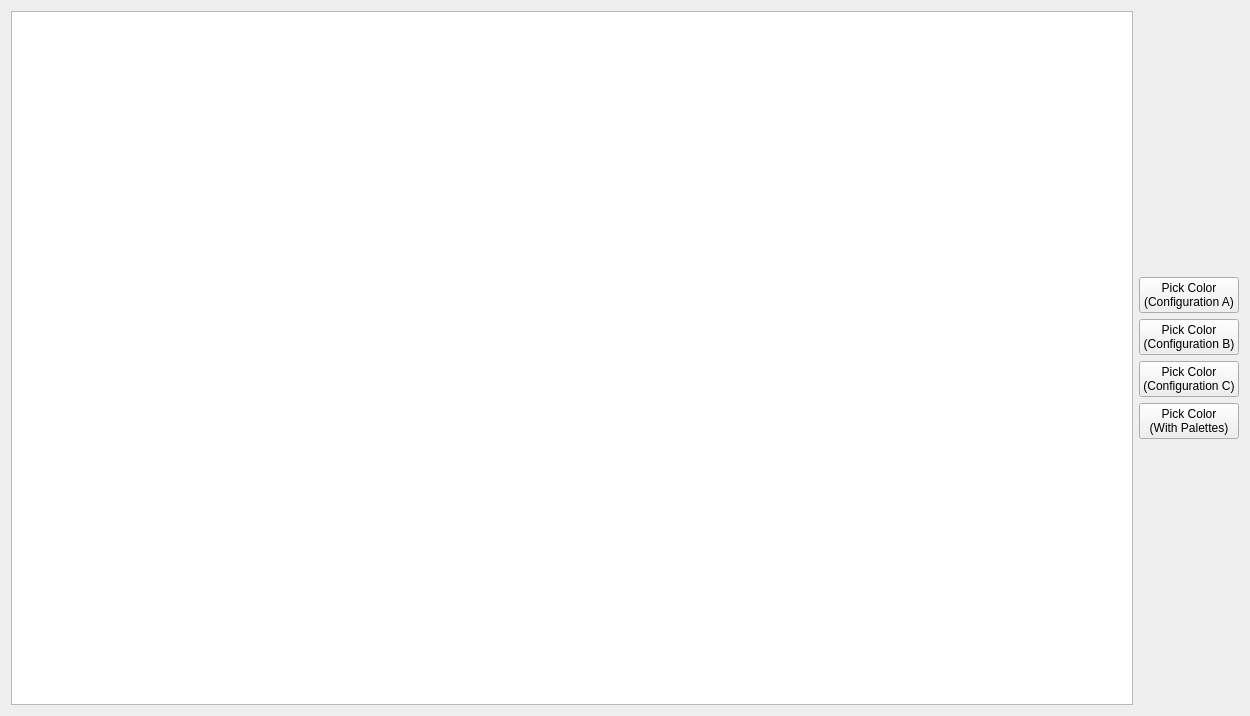
Above: dev/Code/Framework/AzQtComponents/AzQtComponents/Gallery/ColorPickerPage.ui from aws/lumberyard before the change. Below: the same form after it.
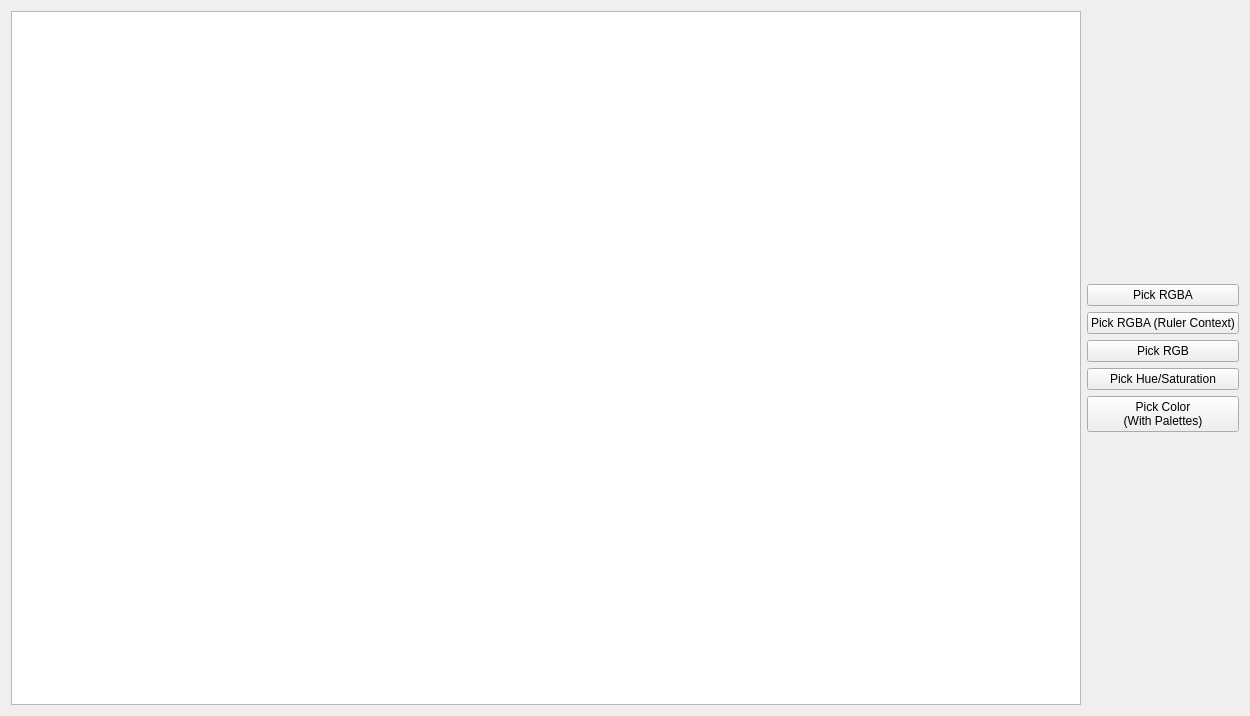
That is the form after the change.

What changed in the file:
```diff
--- a/dev/Code/Framework/AzQtComponents/AzQtComponents/Gallery/ColorPickerPage.ui
+++ b/dev/Code/Framework/AzQtComponents/AzQtComponents/Gallery/ColorPickerPage.ui
@@ -45,24 +45,28 @@
      <item>
       <widget class="QPushButton" name="colorPickConfigurationAButton">
        <property name="text">
-        <string>Pick Color
-(Configuration A)</string>
+        <string>Pick RGBA</string>
        </property>
       </widget>
      </item>
      <item>
       <widget class="QPushButton" name="colorPickConfigurationBButton">
        <property name="text">
-        <string>Pick Color
-(Configuration B)</string>
+        <string>Pick RGBA (Ruler Context)</string>
        </property>
       </widget>
      </item>
      <item>
       <widget class="QPushButton" name="colorPickConfigurationCButton">
        <property name="text">
-        <string>Pick Color
-(Configuration C)</string>
+        <string>Pick RGB</string>
+       </property>
+      </widget>
+     </item>
+     <item>
+      <widget class="QPushButton" name="colorPickHueSaturationButton">
+       <property name="text">
+        <string>Pick Hue/Saturation</string>
        </property>
       </widget>
      </item>
```
Left out of the diff: 6 changed lines with no effect on the pictures.
